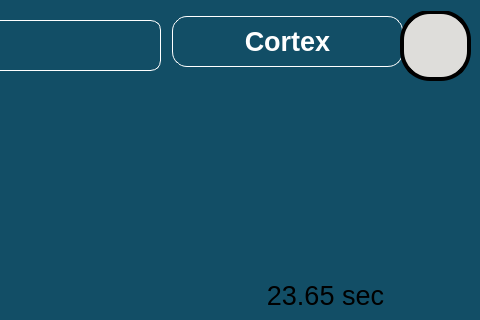
RISWANAAAA/venturiphaco, file mainwindow.ui: the form before one commit; both pictures show x 790 to 1270 and y 0 to 320 of the 1270 by 720 pixel window.
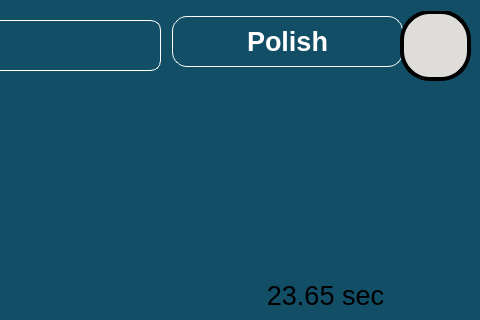
The form after the commit. The open tabs and pages were chosen to show the change. Icons and pictures are not drawn.

The edit to the form file:
```diff
--- a/mainwindow.ui
+++ b/mainwindow.ui
@@ -3492,7 +3492,7 @@
 </string>
       </property>
       <property name="text">
-       <string>Cortex</string>
+       <string>Polish</string>
       </property>
       <property name="alignment">
        <set>Qt::AlignCenter</set>
```
Left out of the diff: 4 changed lines with no effect on the pictures.
